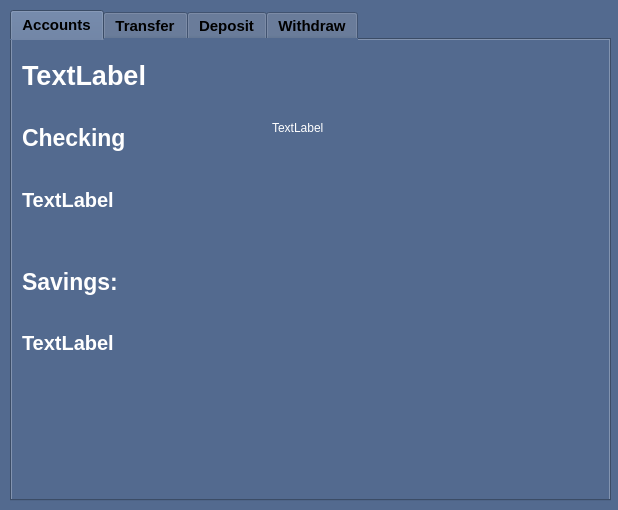
Before: the Qt Designer form ATM/bankaccount.ui in CS3560-3-3/Bank-ATM-Subsystem, drawn with Qt 5.
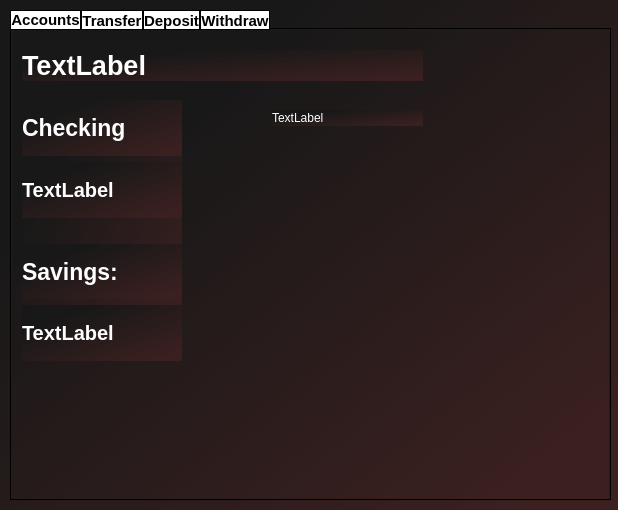
After: the same form once the commit is applied.

Patch:
```diff
--- a/ATM/bankaccount.ui
+++ b/ATM/bankaccount.ui
@@ -21,12 +21,13 @@
   </property>
   <property name="styleSheet">
    <string notr="true">QWidget {
-background-color: #536A8F;
+	background-color: qlineargradient(spread:pad, x1:0, y1:0, x2:1, y2:1, stop:0.227273 rgba(24, 24, 24, 255), stop:0.9375 rgba(60, 32, 32, 255));
 }
 
 QLabel {
 color: white;
-}</string>
+}
+</string>
   </property>
   <widget class="QTabWidget" name="tabWidget">
    <property name="geometry">
@@ -45,8 +46,12 @@
    </property>
    <property name="styleSheet">
     <string notr="true">text {
-color: white;
-}</string>
+color: Black;
+}
+
+QTabBar::tab {background-color : white;
+border: 1px solid black;
+ }</string>
    </property>
    <property name="currentIndex">
     <number>0</number>
```
